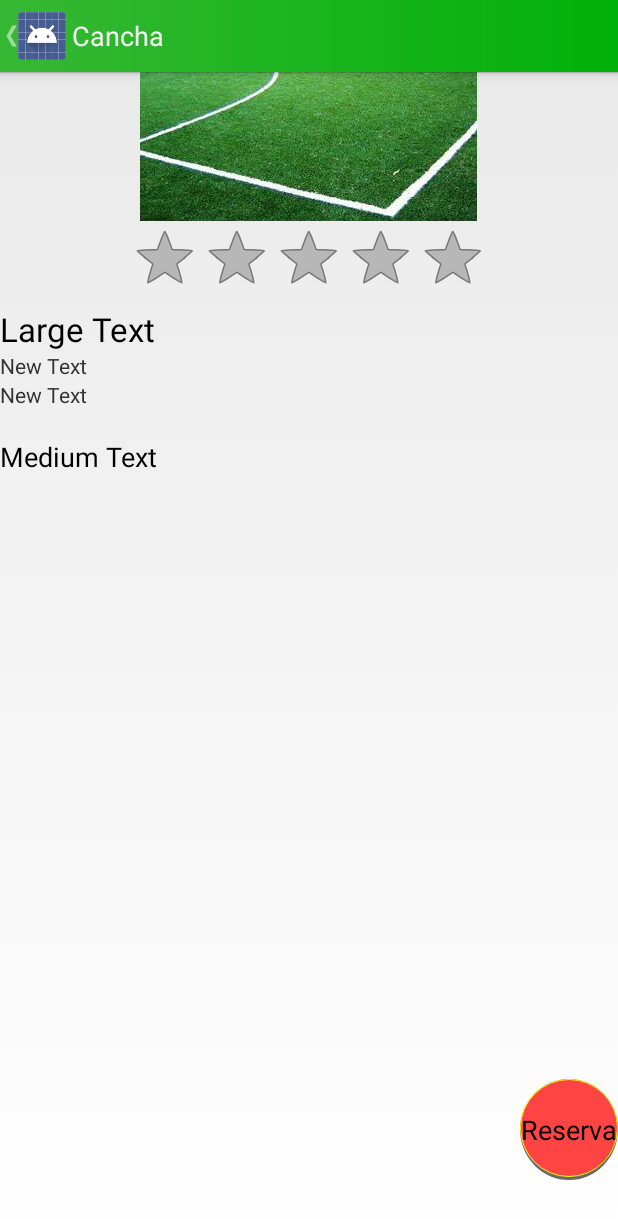
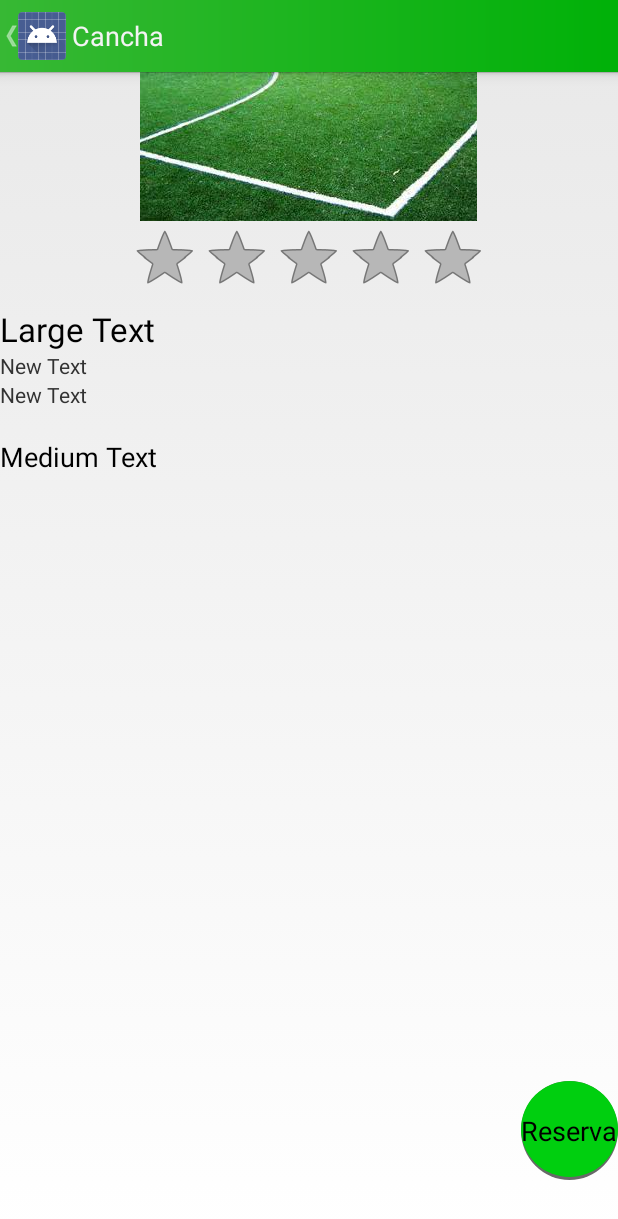
Before and after one commit to ProgFelipe/FutbolApp, an Android app: the fieldActivity screen opened directly, with no data from a screen before it, on a phone screen of 412 x 824 dp. Shown: the top 1219 px of the screen. Run offline under Robolectric (Android 15) with nearby library versions, the phone set to English and light mode, and no system bars; 2 statements that could not run were skipped.

Commit message:
rojo a verde.

```diff
--- a/app/src/main/res/drawable/btn_shape.xml
+++ b/app/src/main/res/drawable/btn_shape.xml
@@ -16,17 +16,16 @@
 <shape xmlns:android="http://schemas.android.com/apk/res/android"
     android:shape="oval"
     >
-    <stroke android:width="0.5dp" android:color="#fffff800" />
     <corners android:radius="1dp" />
     <!--<gradient
         android:startColor="#fffc8b00"
         android:endColor="#ffffbd00"
         android:angle="270"
         />-->
-    <solid android:color="#FF4444"></solid>
+    <solid android:color="#ff00cf0f"></solid>
     <size
-        android:width="65dp"
-        android:height="65dp"/>
+        android:width="64dp"
+        android:height="64dp"/>
 </shape>
     </item>
 </layer-list>
```
